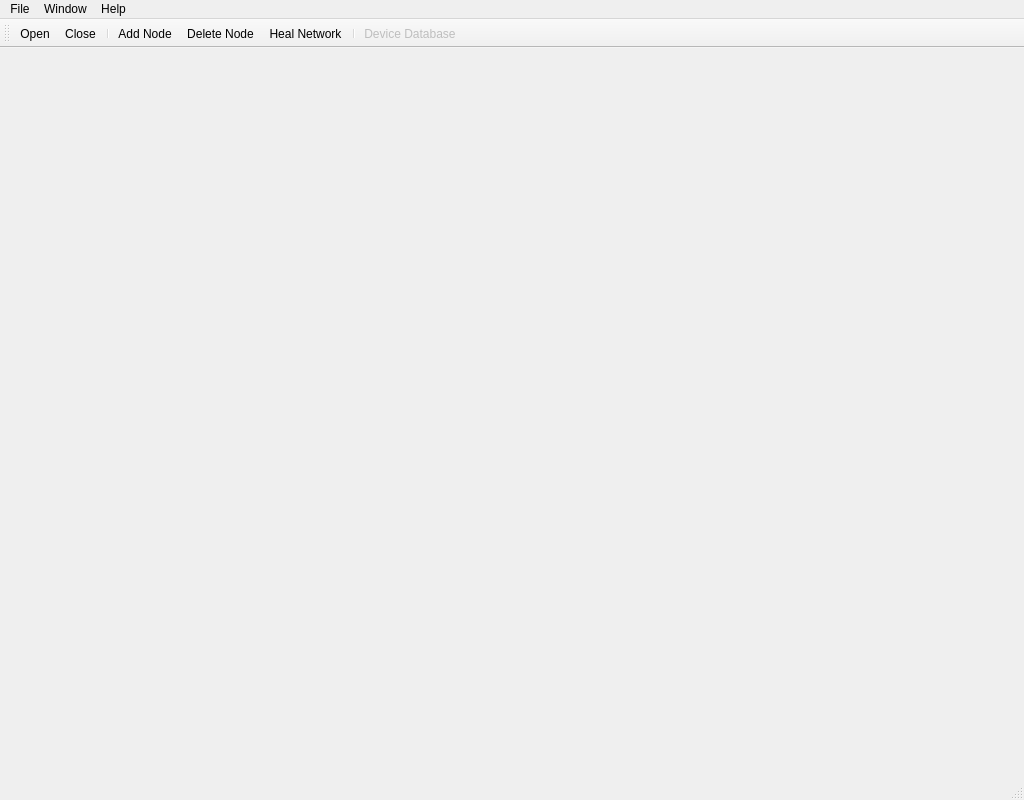
Old version of the form ozwadmin-main/mainwindow.ui in the repository OpenZWave/ozw-admin.
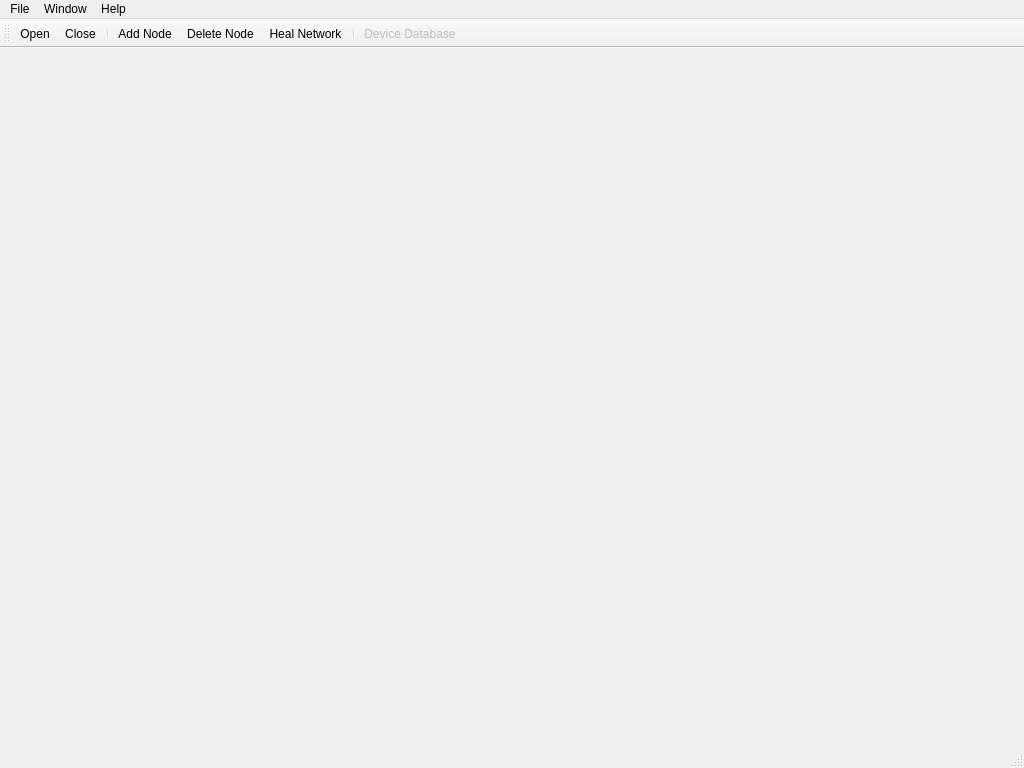
New version of the form.

The edit to the form file:
```diff
--- a/ozwadmin-main/mainwindow.ui
+++ b/ozwadmin-main/mainwindow.ui
@@ -2,13 +2,11 @@
 <ui version="4.0">
  <class>MainWindow</class>
  <widget class="QMainWindow" name="MainWindow">
-  <property name="geometry">
-   <rect>
-    <x>0</x>
-    <y>0</y>
+  <property name="minimumSize">
+   <size>
     <width>1024</width>
-    <height>800</height>
-   </rect>
+    <height>768</height>
+   </size>
   </property>
   <property name="windowTitle">
    <string>MainWindow</string>
```
